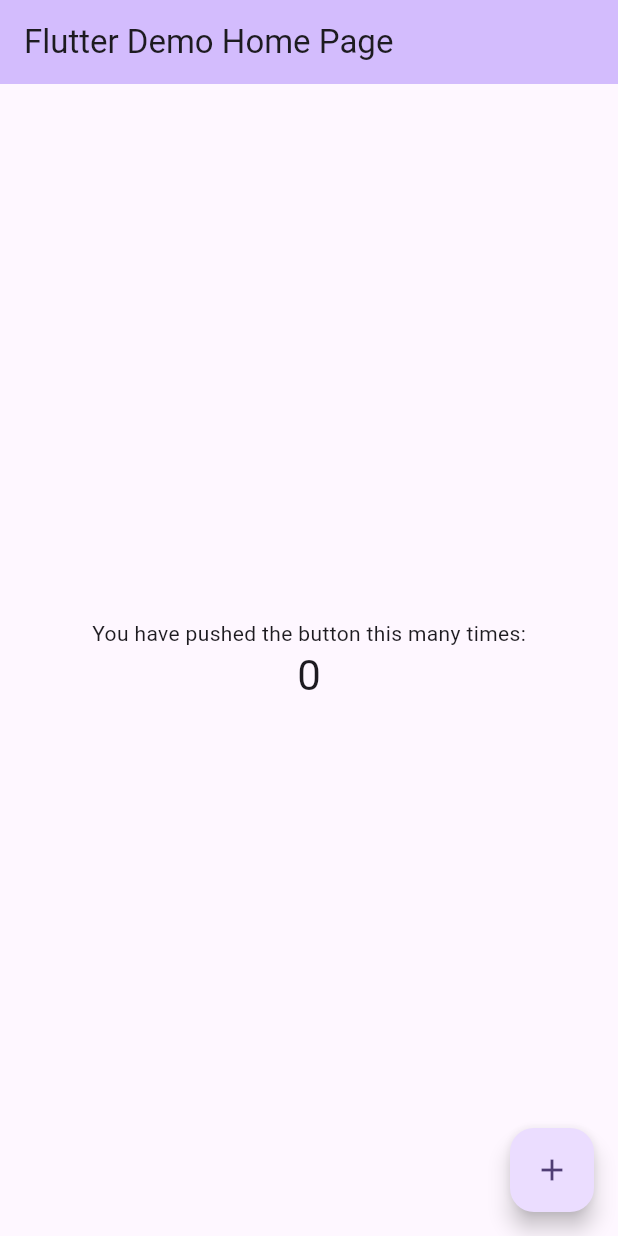
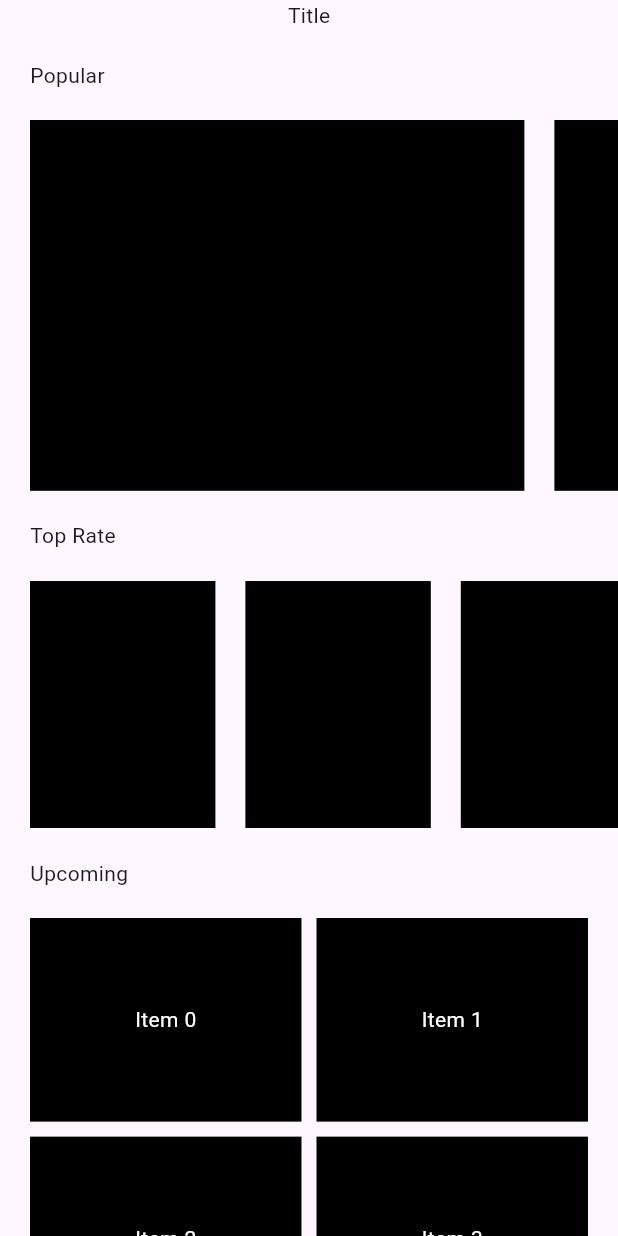
Before and after one commit to janeanan/miniflix, a Flutter app: the screen it shows after launch, on a phone screen of 412 x 824 dp. Run offline on Flutter 3.47's test engine with Material 3 defaults, Android fonts, the phone set to English and light mode, and no system bars.

Commit message:
update 08/07/25, Time 17:22

```diff
--- a/lib/main.dart
+++ b/lib/main.dart
@@ -1,4 +1,5 @@
 import 'package:flutter/material.dart';
+import 'package:miniflix/view/viewmanage.dart';
 
 void main() {
   runApp(const MyApp());
@@ -7,116 +8,8 @@ void main() {
 class MyApp extends StatelessWidget {
   const MyApp({super.key});
 
-  // This widget is the root of your application.
   @override
   Widget build(BuildContext context) {
-    return MaterialApp(
-      title: 'Flutter Demo',
-      theme: ThemeData(
-        // This is the theme of your application.
-        //
-        // TRY THIS: Try running your application with "flutter run". You'll see
-        // the application has a purple toolbar. Then, without quitting the app,
-        // try changing the seedColor in the colorScheme below to Colors.green
-        // and then invoke "hot reload" (save your changes or press the "hot
-        // reload" button in a Flutter-supported IDE, or press "r" if you used
-        // the command line to start the app).
-        //
-        // Notice that the counter didn't reset back to zero; the application
-        // state is not lost during the reload. To reset the state, use hot
-        // restart instead.
-        //
-        // This works for code too, not just values: Most code changes can be
-        // tested with just a hot reload.
-        colorScheme: ColorScheme.fromSeed(seedColor: Colors.deepPurple),
-      ),
-      home: const MyHomePage(title: 'Flutter Demo Home Page'),
-    );
+    return MaterialApp(debugShowCheckedModeBanner: false, home: ViewManage());
   }
 }
-
-class MyHomePage extends StatefulWidget {
-  const MyHomePage({super.key, required this.title});
-
-  // This widget is the home page of your application. It is stateful, meaning
-  // that it has a State object (defined below) that contains fields that affect
-  // how it looks.
-
-  // This class is the configuration for the state. It holds the values (in this
-  // case the title) provided by the parent (in this case the App widget) and
-  // used by the build method of the State. Fields in a Widget subclass are
-  // always marked "final".
-
-  final String title;
-
-  @override
-  State<MyHomePage> createState() => _MyHomePageState();
-}
-
-class _MyHomePageState extends State<MyHomePage> {
-  int _counter = 0;
-
-  void _incrementCounter() {
-    setState(() {
-      // This call to setState tells the Flutter framework that something has
-      // changed in this State, which causes it to rerun the build method below
-      // so that the display can reflect the updated values. If we changed
-      // _counter without calling setState(), then the build method would not be
-      // called again, and so nothing would appear to happen.
-      _counter++;
-    });
-  }
-
-  @override
-  Widget build(BuildContext context) {
-    // This method is rerun every time setState is called, for instance as done
-    // by the _incrementCounter method above.
-    //
-    // The Flutter framework has been optimized to make rerunning build methods
-    // fast, so that you can just rebuild anything that needs updating rather
-    // than having to individually change instances of widgets.
-    return Scaffold(
-      appBar: AppBar(
-        // TRY THIS: Try changing the color here to a specific color (to
-        // Colors.amber, perhaps?) and trigger a hot reload to see the AppBar
-        // change color while the other colors stay the same.
-        backgroundColor: Theme.of(context).colorScheme.inversePrimary,
-        // Here we take the value from the MyHomePage object that was created by
-        // the App.build method, and use it to set our appbar title.
-        title: Text(widget.title),
-      ),
-      body: Center(
-        // Center is a layout widget. It takes a single child and positions it
-        // in the middle of the parent.
-        child: Column(
-          // Column is also a layout widget. It takes a list of children and
-          // arranges them vertically. By default, it sizes itself to fit its
-          // children horizontally, and tries to be as tall as its parent.
-          //
-          // Column has various properties to control how it sizes itself and
-          // how it positions its children. Here we use mainAxisAlignment to
-          // center the children vertically; the main axis here is the vertical
-          // axis because Columns are vertical (the cross axis would be
-          // horizontal).
-          //
-          // TRY THIS: Invoke "debug painting" (choose the "Toggle Debug Paint"
-          // action in the IDE, or press "p" in the console), to see the
-          // wireframe for each widget.
-          mainAxisAlignment: MainAxisAlignment.center,
-          children: <Widget>[
-            const Text('You have pushed the button this many times:'),
-            Text(
-              '$_counter',
-              style: Theme.of(context).textTheme.headlineMedium,
-            ),
-          ],
-        ),
-      ),
-      floatingActionButton: FloatingActionButton(
-        onPressed: _incrementCounter,
-        tooltip: 'Increment',
-        child: const Icon(Icons.add),
-      ), // This trailing comma makes auto-formatting nicer for build methods.
-    );
-  }
-}
--- /dev/null
+++ b/lib/view/viewmanage.dart
@@ -0,0 +1,125 @@
+import 'package:flutter/material.dart';
+
+class ViewManage extends StatefulWidget {
+  const ViewManage({super.key});
+
+  @override
+  State<ViewManage> createState() => _ViewManageState();
+}
+
+class _ViewManageState extends State<ViewManage> {
+  @override
+  Widget build(BuildContext context) {
+    double mediaHeight = MediaQuery.of(context).size.height;
+    double mediaWidth = MediaQuery.of(context).size.width;
+    return Scaffold(
+      body: SafeArea(
+        child: SingleChildScrollView(
+          child: Column(
+            spacing: 20,
+            crossAxisAlignment: CrossAxisAlignment.start,
+            children: [
+              Center(child: Text('Title')),
+              popular(mediaHeight, mediaWidth),
+              topRate(mediaHeight, mediaWidth),
+              upComing(),
+            ],
+          ),
+        ),
+      ),
+    );
+  }
+
+  popular(double mediaHeight, double mediaWidth) {
+    var popularHeight = mediaHeight * 0.3;
+    var popularWidth = popularHeight * 4 / 3;
+    return Padding(
+      padding: const EdgeInsets.only(left: 20),
+      child: Column(
+        spacing: 20,
+        crossAxisAlignment: CrossAxisAlignment.start,
+        children: [
+          Text('Popular'),
+          SizedBox(
+            height: popularHeight,
+            child: ListView.builder(
+              shrinkWrap: true,
+              scrollDirection: Axis.horizontal,
+              itemCount: 5,
+              itemBuilder: (context, index) {
+                return Padding(
+                  padding: const EdgeInsets.only(right: 20),
+                  child: Container(color: Colors.black, width: popularWidth),
+                );
+              },
+            ),
+          ),
+        ],
+      ),
+    );
+  }
+
+  topRate(double mediaHeight, double mediaWidth) {
+    var popularHeight = mediaHeight * 0.2;
+    var popularWidth = popularHeight * 3 / 4;
+    return Padding(
+      padding: const EdgeInsets.only(left: 20),
+      child: Column(
+        spacing: 20,
+        crossAxisAlignment: CrossAxisAlignment.start,
+        children: [
+          Text('Top Rate'),
+          SizedBox(
+            height: popularHeight,
+            child: ListView.builder(
+              shrinkWrap: true,
+              scrollDirection: Axis.horizontal,
+              itemCount: 5,
+              itemBuilder: (context, index) {
+                return Padding(
+                  padding: const EdgeInsets.only(right: 20),
+                  child: Container(color: Colors.black, width: popularWidth),
+                );
+              },
+            ),
+          ),
+        ],
+      ),
+    );
+  }
+
+  upComing() {
+    return Padding(
+      padding: const EdgeInsets.symmetric(horizontal: 20),
+      child: Column(
+        spacing: 20,
+        crossAxisAlignment: CrossAxisAlignment.start,
+        children: [
+          Text('Upcoming'),
+          GridView.builder(
+            shrinkWrap: true,
+            physics: NeverScrollableScrollPhysics(),
+            gridDelegate: SliverGridDelegateWithFixedCrossAxisCount(
+              crossAxisCount: 2,
+              crossAxisSpacing: 10,
+              mainAxisSpacing: 10,
+              childAspectRatio: 4 / 3,
+            ),
+            itemCount: 6,
+            itemBuilder: (context, index) {
+              return Container(
+                color: Colors.black,
+                child: Center(
+                  child: Text(
+                    'Item $index',
+                    style: TextStyle(color: Colors.white),
+                  ),
+                ),
+              );
+            },
+          ),
+        ],
+      ),
+    );
+  }
+}
--- a/pubspec.yaml
+++ b/pubspec.yaml
@@ -34,6 +34,9 @@ dependencies:
   # The following adds the Cupertino Icons font to your application.
   # Use with the CupertinoIcons class for iOS style icons.
   cupertino_icons: ^1.0.8
+  retrofit: ^4.5.0
+  retrofit_generator: ^9.2.0
+  json_annotation: ^4.9.0
 
 dev_dependencies:
   flutter_test:
@@ -45,6 +48,7 @@ dev_dependencies:
   # package. See that file for information about deactivating specific lint
   # rules and activating additional ones.
   flutter_lints: ^5.0.0
+  json_serializable: ^6.9.5
 
 # For information on the generic Dart part of this file, see the
 # following page: https://dart.dev/tools/pub/pubspec
```
Also changed, not shown: lib/model/movielist.dart (added, +75 -0 lines), lib/model/movielist.g.dart (added), pubspec.lock.
